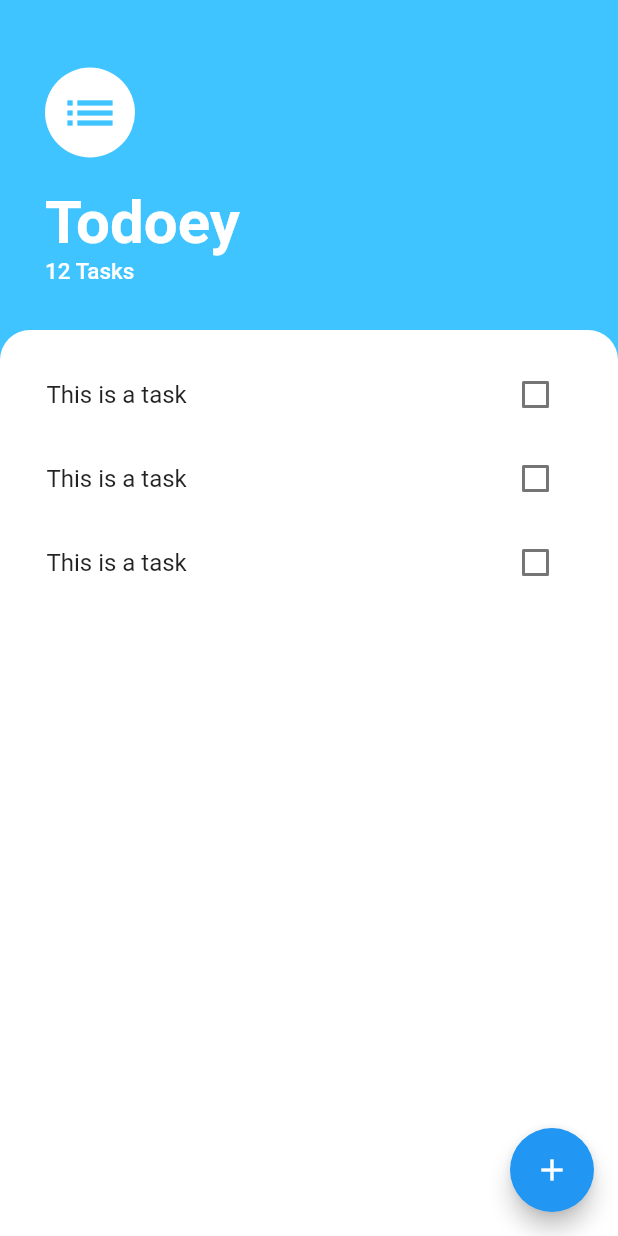
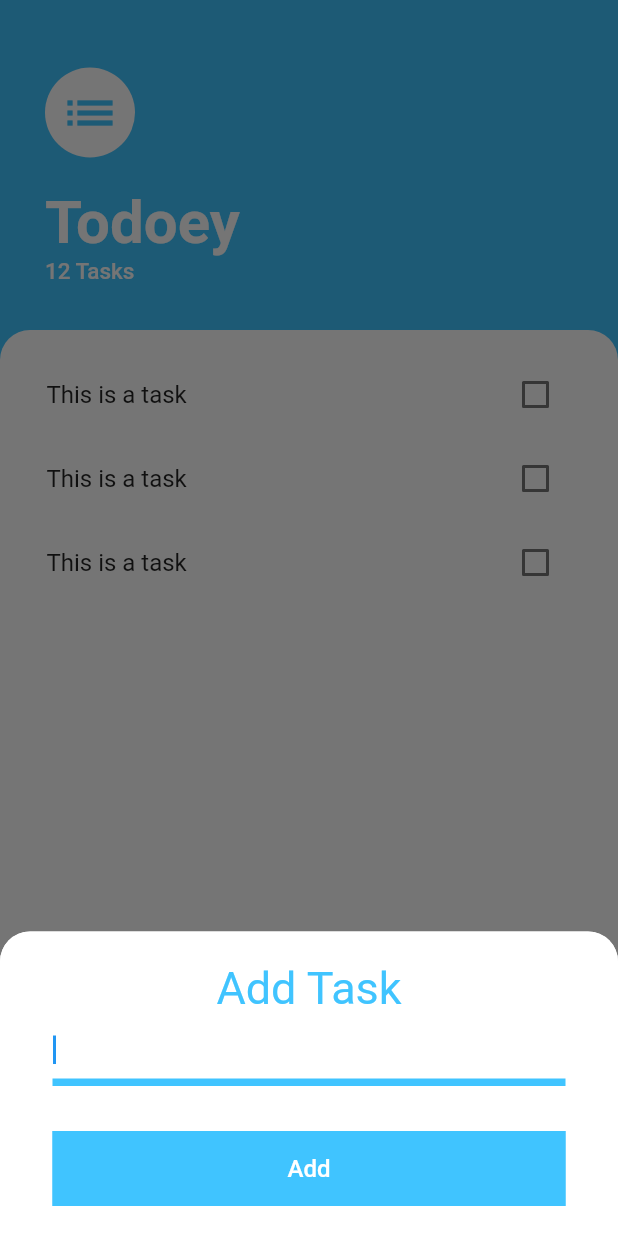
Before and after one commit to lincolnarrais/Todoey, a Flutter app: the screen it shows after launch, after a tap on the "add" icon, on a phone screen of 412 x 824 dp. Run offline on Flutter 3.47's test engine with Material 2 defaults, Android fonts, the phone set to English and light mode, and no system bars.

Commit message:
Criando a AddTaskScreen com showModalBottomSheet()

```diff
--- /dev/null
+++ b/lib/constants.dart
@@ -0,0 +1,8 @@
+import 'package:flutter/material.dart';
+
+const kUnderlineInputBorder = UnderlineInputBorder(
+  borderSide: BorderSide(
+    color: Colors.lightBlueAccent,
+    width: 5,
+  ),
+);
--- /dev/null
+++ b/lib/screens/add_task_screen.dart
@@ -0,0 +1,52 @@
+import 'package:flutter/material.dart';
+import '../constants.dart';
+
+class AddTaskScreen extends StatelessWidget {
+  @override
+  Widget build(BuildContext context) {
+    return Container(
+      padding: EdgeInsets.symmetric(
+        vertical: 20,
+        horizontal: 35,
+      ),
+      decoration: BoxDecoration(
+        color: Colors.white,
+        borderRadius: BorderRadius.vertical(top: Radius.circular(20)),
+      ),
+      child: Column(
+        crossAxisAlignment: CrossAxisAlignment.stretch,
+        children: <Widget>[
+          Text(
+            'Add Task',
+            textAlign: TextAlign.center,
+            style: TextStyle(
+              color: Colors.lightBlueAccent,
+              fontSize: 30,
+            ),
+          ),
+          TextField(
+            autofocus: true,
+            decoration: InputDecoration(
+              enabledBorder: kUnderlineInputBorder,
+              focusedBorder: kUnderlineInputBorder,
+            ),
+          ),
+          SizedBox(height: 30),
+          Container(
+            height: 50,
+            child: FlatButton(
+              shape: Border.all(color: Colors.lightBlueAccent),
+              onPressed: () {},
+              color: Colors.lightBlueAccent,
+              child: Text(
+                'Add',
+                style: TextStyle(fontSize: 16),
+              ),
+              textColor: Colors.white,
+            ),
+          ),
+        ],
+      ),
+    );
+  }
+}
--- a/lib/screens/tasks_screen.dart
+++ b/lib/screens/tasks_screen.dart
@@ -1,4 +1,6 @@
 import 'package:flutter/material.dart';
+
+import 'add_task_screen.dart';
 
 import '../widgets/tasks_list.dart';
 
@@ -65,7 +67,24 @@ class TasksScreen extends StatelessWidget {
         ),
       ),
       floatingActionButton: FloatingActionButton(
-        onPressed: () {},
+        onPressed: () {
+          showModalBottomSheet(
+            context: context,
+            shape: RoundedRectangleBorder(
+              borderRadius: BorderRadius.vertical(
+                top: Radius.circular(20),
+              ),
+            ),
+            isScrollControlled: true,
+            builder: (context) => SingleChildScrollView(
+              child: Container(
+                padding: EdgeInsets.only(
+                    bottom: MediaQuery.of(context).viewInsets.bottom),
+                child: AddTaskScreen(),
+              ),
+            ),
+          );
+        },
         child: Icon(Icons.add),
       ),
     );
```
